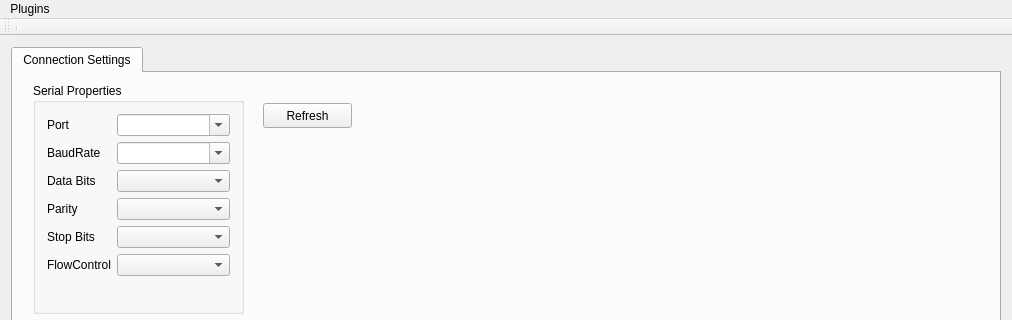
Qt form mainwindow.ui (QAmigo/QAmigo) before a commit; both pictures show x 0 to 1012 and y 0 to 320 of the 1012 by 666 pixel window.
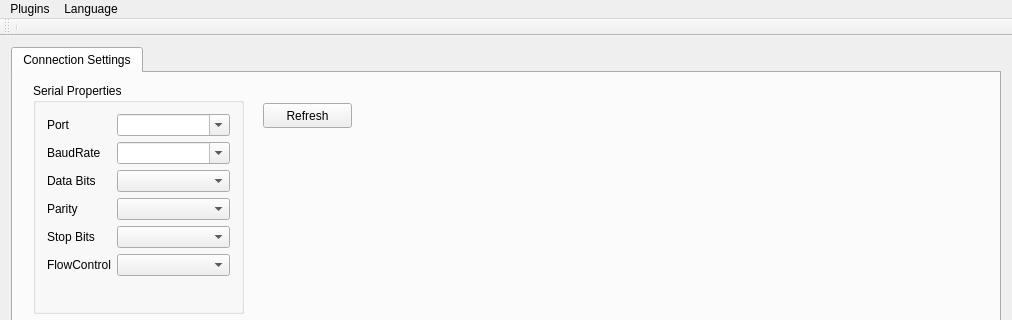
The same form after that commit. Icons and pictures are not drawn.

Commit message: Add Chinese language suppport

The edit to the form file:
```diff
--- a/mainwindow.ui
+++ b/mainwindow.ui
@@ -176,7 +176,14 @@
     </property>
     <addaction name="actionLoad_Plugin"/>
    </widget>
+   <widget class="QMenu" name="menuLanguage">
+    <property name="title">
+     <string>Language</string>
+    </property>
+    <addaction name="actionEnglish"/>
+   </widget>
    <addaction name="menuPlugins"/>
+   <addaction name="menuLanguage"/>
   </widget>
   <widget class="QToolBar" name="mainToolBar">
    <attribute name="toolBarArea">
```
Left out of the diff: 5 changed lines with no effect on the pictures. The commit also changes 17 other files.
